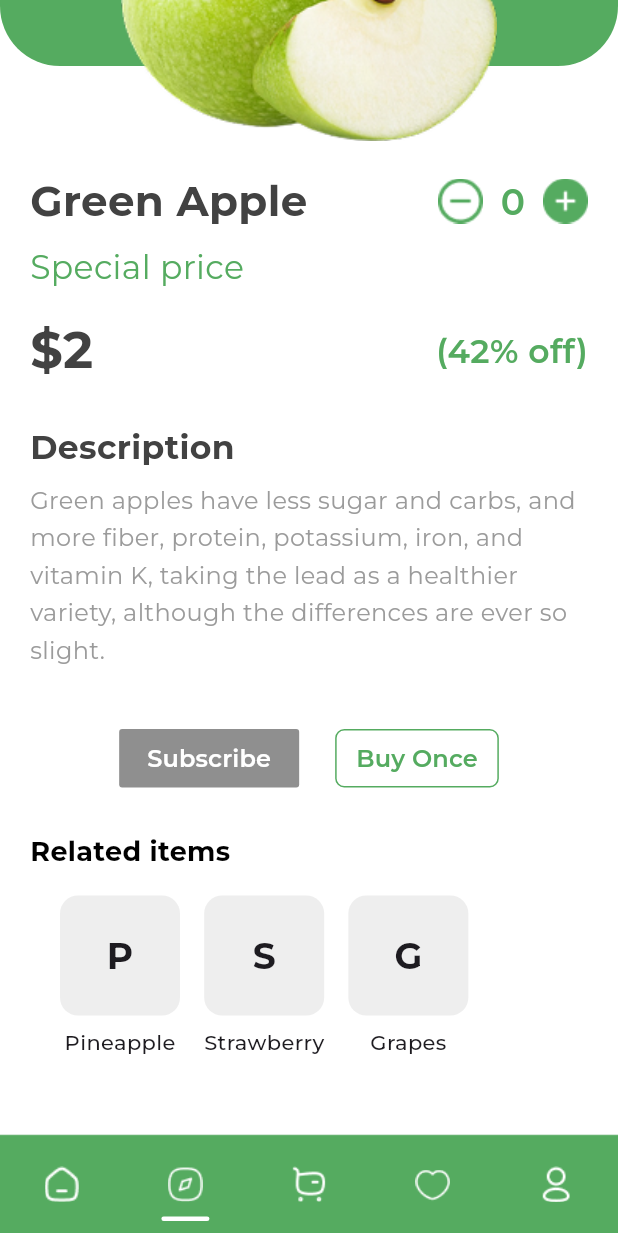
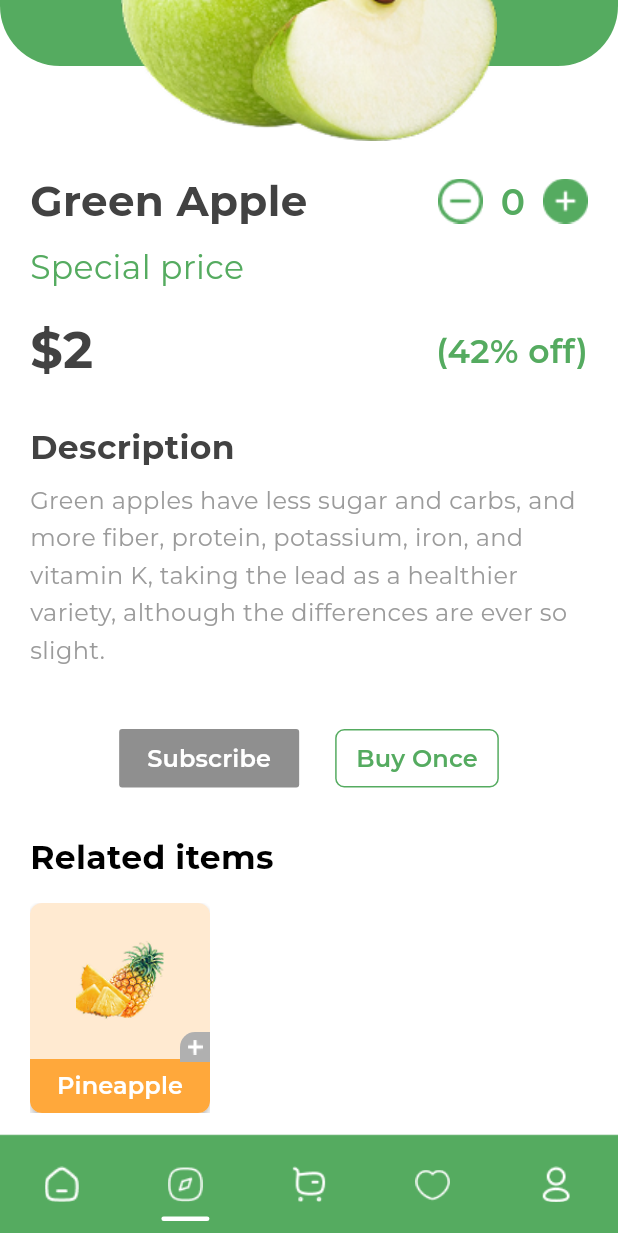
Before and after one commit to johntarus/flutter_grocery_store, a Flutter app: the ProductDetailScreen screen opened by its route, scrolled down 256 dp, on a phone screen of 412 x 824 dp. Run offline on Flutter 3.47's test engine with Material 3 defaults, Android fonts, the phone set to English and light mode, and no system bars; our stand-ins replace flutter_svg, go_router, google_fonts.

Commit message:
Added related items

```diff
--- a/lib/screens/product_detail/product_detail_screen.dart
+++ b/lib/screens/product_detail/product_detail_screen.dart
@@ -273,23 +273,97 @@ class _ProductDetailScreenState extends State<ProductDetailScreen> {
         Text(
           'Related items',
           style: GoogleFonts.montserrat(
-            fontSize: 18,
-            fontWeight: FontWeight.bold,
+            fontSize: 22,
+            fontWeight: FontWeight.w700,
             color: Colors.black,
           ),
         ),
         const SizedBox(height: 16),
         SizedBox(
-          height: 120,
-          child: ListView(
-            scrollDirection: Axis.horizontal,
-            padding: const EdgeInsets.symmetric(horizontal: 20),
+          width: 120,
+          height: 140,
+          child: Stack(
             children: [
-              _buildRelatedItem('Pineapple'),
-              const SizedBox(width: 16),
-              _buildRelatedItem('Strawberry'),
-              const SizedBox(width: 16),
-              _buildRelatedItem('Grapes'),
+              // The card
+              Card(
+                shape: RoundedRectangleBorder(
+                  borderRadius: BorderRadius.circular(8),
+                ),
+                elevation: 2,
+                margin: EdgeInsets.zero,
+                child: Column(
+                  crossAxisAlignment: CrossAxisAlignment.stretch,
+                  children: [
+                    Expanded(
+                      child: Container(
+                        decoration: BoxDecoration(
+                          color: Color(0xFFFFEAD1),
+                          borderRadius: const BorderRadius.vertical(
+                            top: Radius.circular(8),
+                          ),
+                        ),
+                        alignment: Alignment.center,
+                        child: Image.asset(
+                          'assets/images/pineapple.png',
+                          fit: BoxFit.contain,
+                          height: 60,
+                        ),
+                      ),
+                    ),
+
+                    SizedBox(
+                      height: 36,
+                      child: ElevatedButton(
+                        onPressed: () {},
+                        style: ElevatedButton.styleFrom(
+                          backgroundColor: Color(0xFFFFA83B),
+                          shape: const RoundedRectangleBorder(
+                            borderRadius: BorderRadius.vertical(
+                              bottom: Radius.circular(8),
+                            ),
+                          ),
+                          padding: EdgeInsets.zero,
+                          elevation: 0,
+                        ),
+                        child: Text(
+                          'Pineapple',
+                          style: GoogleFonts.montserrat(
+                            fontSize: 16,
+                            fontWeight: FontWeight.w600,
+                            color: Colors.white,
+                          ),
+                        ),
+                      ),
+                    ),
+                  ],
+                ),
+              ),
+
+              Positioned(
+                bottom: 30,
+                right: -4,
+                child: GestureDetector(
+                  onTap: () {},
+                  child: Container(
+                    padding: const EdgeInsets.all(4),
+                    child: Container(
+                      decoration: const BoxDecoration(
+                        color: Color(0xFFB0B0B0),
+                        shape: BoxShape.rectangle,
+                        borderRadius: BorderRadius.only(
+                          topLeft: Radius.circular(10),
+                        ),
+                      ),
+                      padding: const EdgeInsets.all(4),
+                      child: Image.asset(
+                        'assets/icons/add.png',
+                        width: 12,
+                        height: 12,
+                      ),
+                    ),
+                  ),
+                ),
+              ),
             ],
           ),
         ),
@@ -297,36 +371,4 @@ class _ProductDetailScreenState extends State<ProductDetailScreen> {
       ],
     );
   }
-
-  Widget _buildRelatedItem(String name) {
-    return Column(
-      children: [
-        Container(
-          width: 80,
-          height: 80,
-          decoration: BoxDecoration(
-            color: Colors.grey[200],
-            borderRadius: BorderRadius.circular(12),
-          ),
-          child: Center(
-            child: Text(
-              name[0],
-              style: GoogleFonts.montserrat(
-                fontSize: 24,
-                fontWeight: FontWeight.bold,
-              ),
-            ),
-          ),
-        ),
-        const SizedBox(height: 8),
-        Text(
-          name,
-          style: GoogleFonts.montserrat(
-            fontSize: 14,
-            fontWeight: FontWeight.w500,
-          ),
-        ),
-      ],
-    );
-  }
 }
```
Also changed, not shown: assets/icons/add.png (added).
